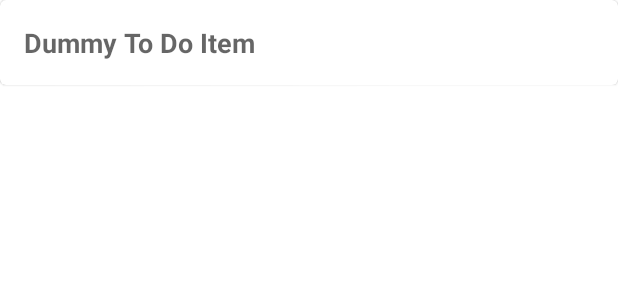
After one commit to mostafa07/ToDo-App, an Android app: the layout item_todo.xml on its own in the app's theme, with its tools: preview values and no code run, on a phone screen of 412 x 824 dp. The commit adds this screen. Shown: the top 300 px of the screen. Run offline under Robolectric (Android 15) with nearby library versions, the phone set to English and light mode, and no system bars.

Commit message:
feat: added todo item model and item layout

```diff
--- a/app/src/main/res/layout/activity_main.xml
+++ b/app/src/main/res/layout/activity_main.xml
@@ -4,6 +4,8 @@
     xmlns:tools="http://schemas.android.com/tools">
 
     <data>
+
+        <import type="androidx.recyclerview.widget.DividerItemDecoration" />
 
         <variable
             name="viewModel"
@@ -26,7 +28,8 @@
             app:layout_constraintBottom_toBottomOf="parent"
             app:layout_constraintEnd_toEndOf="parent"
             app:layout_constraintStart_toStartOf="parent"
-            app:layout_constraintTop_toTopOf="parent" />
+            app:layout_constraintTop_toTopOf="parent"
+            tools:listitem="@layout/item_todo" />
 
     </androidx.constraintlayout.widget.ConstraintLayout>
 </layout>
--- /dev/null
+++ b/app/src/main/res/layout/item_todo.xml
@@ -0,0 +1,47 @@
+<?xml version="1.0" encoding="utf-8"?>
+
+<layout xmlns:android="http://schemas.android.com/apk/res/android"
+    xmlns:app="http://schemas.android.com/apk/res-auto"
+    xmlns:tools="http://schemas.android.com/tools">
+
+    <data>
+
+        <variable
+            name="toDoItem"
+            type="com.mx3.todo.data.model.ToDoItem" />
+    </data>
+
+    <com.google.android.material.card.MaterialCardView
+        android:id="@+id/card_view"
+        style="@style/Widget.MaterialComponents.CardView"
+        android:layout_width="match_parent"
+        android:layout_height="wrap_content"
+        android:layout_marginBottom="16dp"
+        android:checkable="true"
+        android:clickable="true"
+        android:focusable="true">
+
+        <androidx.constraintlayout.widget.ConstraintLayout
+            android:layout_width="match_parent"
+            android:layout_height="wrap_content">
+
+            <com.google.android.material.textview.MaterialTextView
+                android:id="@+id/project_submission_text_view"
+                android:layout_width="0dp"
+                android:layout_height="wrap_content"
+                android:layout_marginStart="16dp"
+                android:layout_marginTop="16dp"
+                android:layout_marginEnd="16dp"
+                android:layout_marginBottom="16dp"
+                android:text="@{toDoItem.title}"
+                android:textAppearance="@style/TextAppearance.AppCompat.Medium"
+                android:textStyle="bold"
+                app:layout_constraintBottom_toBottomOf="parent"
+                app:layout_constraintEnd_toEndOf="parent"
+                app:layout_constraintStart_toStartOf="parent"
+                app:layout_constraintTop_toTopOf="parent"
+                tools:text="Dummy To Do Item" />
+
+        </androidx.constraintlayout.widget.ConstraintLayout>
+    </com.google.android.material.card.MaterialCardView>
+</layout>
--- a/app/src/main/res/values/styles.xml
+++ b/app/src/main/res/values/styles.xml
@@ -1,6 +1,6 @@
 <resources>
     <!-- Base application theme. -->
-    <style name="AppTheme" parent="Theme.AppCompat.Light.DarkActionBar">
+    <style name="AppTheme" parent="Theme.MaterialComponents.DayNight.DarkActionBar">
         <!-- Customize your theme here. -->
         <item name="colorPrimary">@color/colorPrimary</item>
         <item name="colorPrimaryDark">@color/colorPrimaryDark</item>
```
Also changed, not shown: app/src/main/java/com/mx3/todo/data/model/ToDoItem.java (added, +95 -0 lines), app/src/main/java/com/mx3/todo/ui/databinding/RecyclerViewAdapters.java (added, +13 -0 lines), app/src/main/java/com/mx3/todo/ui/databinding/ViewBindingAdapters.java (added, +13 -0 lines).
